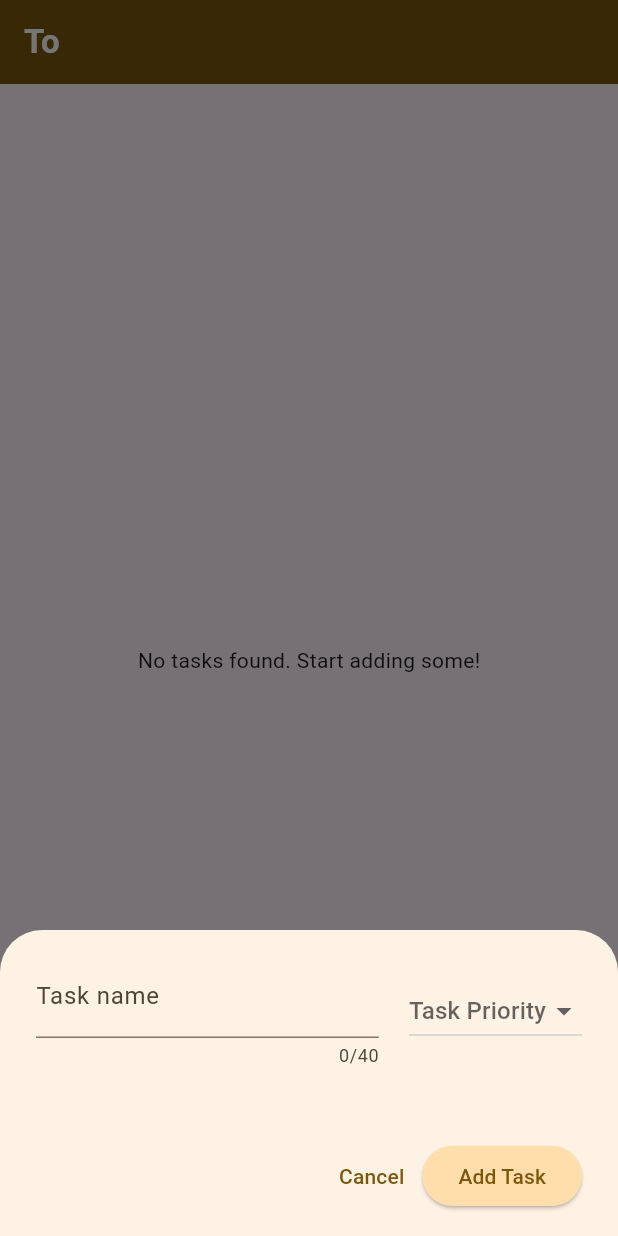
After one commit to TromboneJake/flutter-udemy, a Flutter app: the Keys screen opened directly, after a tap on "Add Task", on a phone screen of 412 x 824 dp. The commit adds this screen. Run offline on Flutter 3.47's test engine with Material 3 defaults, Android fonts, the phone set to English and light mode, and no system bars; our stand-ins replace google_fonts, hive; accounts and stored records are empty; Roboto replaces fonts that are missing (Afacad).

Commit message:
added Todo app

```diff
--- a/expense_tracker_app/lib/widgets/new_expense.dart
+++ b/expense_tracker_app/lib/widgets/new_expense.dart
@@ -173,6 +173,9 @@ class _NewExpenseState extends State<NewExpense> {
                               _selectedDate == null
                                   ? 'No date selected'
                                   : formatter.format(_selectedDate!),
+                              style: TextStyle(
+                                color: Theme.of(ctx).primaryColorLight,
+                              ),
                             ),
                             IconButton(
                               onPressed: _presentDatePicker,
@@ -208,6 +211,9 @@ class _NewExpenseState extends State<NewExpense> {
                               _selectedDate == null
                                   ? 'No date selected'
                                   : formatter.format(_selectedDate!),
+                              style: TextStyle(
+                                color: Theme.of(ctx).primaryColorLight,
+                              ),
                             ),
                             IconButton(
                               onPressed: _presentDatePicker,
--- /dev/null
+++ b/todo_app/lib/keys/keys.dart
@@ -0,0 +1,202 @@
+import 'package:flutter/material.dart';
+import 'package:todo_app/keys/checkable_todo_item.dart';
+import 'package:todo_app/keys/new_item.dart';
+import 'package:hive/hive.dart';
+import 'package:todo_app/todo.dart';
+import 'package:todo_app/priority.dart';
+
+final taskBox = Hive.box<Todo>('tasks');
+final userBox = Hive.box('userInfo');
+final checkedTasksBox = Hive.box('checkedTasksBox');
+
+class Keys extends StatefulWidget {
+  const Keys({super.key});
+
+  @override
+  State<Keys> createState() {
+    return _KeysState();
+  }
+}
+
+class _KeysState extends State<Keys> {
+  var _order = 'desc';
+
+  final List<Todo> _todos = taskBox.values.cast<Todo>().toList();
+
+  @override
+  void initState() {
+    super.initState();
+    if (userBox.get('isFirstRun') == true) {
+      final defaultTodo = Todo(
+        'This is a sample todo - swipe to delete!',
+        Priority.normal,
+      );
+      _addItem(defaultTodo);
+      userBox.put('isFirstRun', false);
+    }
+  }
+
+  List<Todo> get _orderedTodos {
+    final sortedTodos = List.of(_todos);
+    sortedTodos.sort((a, b) {
+      final priorityComparison = b.priority.index.compareTo(a.priority.index);
+      return _order == 'asc' ? priorityComparison : -priorityComparison;
+    });
+    return sortedTodos;
+  }
+
+  void _changeOrder() {
+    setState(() {
+      _order = _order == 'asc' ? 'desc' : 'asc';
+    });
+  }
+
+  void _openAddItemOverlay() {
+    showModalBottomSheet(
+      useSafeArea: true,
+      isScrollControlled: true,
+      context: context,
+      builder: (modalContext) => NewItem(onAddItem: _addItem),
+    );
+  }
+
+  void _addItem(Todo item) {
+    setState(() {
+      _todos.add(item);
+    });
+    taskBox.add(item);
+  }
+
+  void _removeItem(Todo item) {
+    final itemIndex = _todos.indexOf(item);
+    final bool isDone = checkedTasksBox.get(item.text) ?? false;
+    setState(() {
+      _todos.remove(item);
+    });
+    taskBox.deleteAt(itemIndex);
+    checkedTasksBox.delete(item.text);
+    ScaffoldMessenger.of(context).clearSnackBars();
+    ScaffoldMessenger.of(context).showSnackBar(
+      SnackBar(
+        duration: const Duration(seconds: 4),
+        content: const Text('Task deleted'),
+        action: SnackBarAction(
+          label: 'Undo',
+          onPressed: () {
+            setState(() {
+              _todos.insert(itemIndex, item);
+            });
+            taskBox.add(item);
+            checkedTasksBox.put(item.text, isDone);
+          },
+        ),
+      ),
+    );
+  }
+
+  @override
+  Widget build(BuildContext context) {
+    Widget mainContent = Center(
+      child: Text('No tasks found. Start adding some!'),
+    );
+
+    if (_todos.isNotEmpty) {
+      mainContent = Column(
+        children: [
+          Align(
+            alignment: Alignment.centerRight,
+            child: TextButton.icon(
+              onPressed: _changeOrder,
+              icon: Icon(
+                _order == 'asc' ? Icons.arrow_upward : Icons.arrow_downward,
+              ),
+              label: Text(
+                '${_order == 'asc' ? 'Low' : 'High'} to ${_order == 'asc' ? 'High' : 'Low'}',
+              ),
+            ),
+          ),
+          Expanded(
+            child: ListView(
+              children: [
+                for (final todo in _orderedTodos)
+                  Dismissible(
+                    // DELETE SWIPE RIGHT
+                    background: Container(
+                      color: Theme.of(context)
+                          .colorScheme
+                          .errorContainer
+                          .withValues(alpha: 0.75),
+                      alignment: Alignment.centerLeft,
+                      padding: EdgeInsets.only(left: 20),
+                      child: Icon(
+                        Icons.delete,
+                        color: Theme.of(context)
+                            .colorScheme
+                            .onErrorContainer
+                            .withValues(alpha: 0.5),
+                        size: 36,
+                      ),
+                    ),
+                    // DELETE SWIPE LEFT
+                    secondaryBackground: Container(
+                      color: Theme.of(context)
+                          .colorScheme
+                          .errorContainer
+                          .withValues(alpha: 0.75),
+                      alignment: Alignment.centerRight,
+                      padding: EdgeInsets.only(right: 20),
+                      child: Icon(
+                        Icons.delete,
+                        color: Theme.of(context)
+                            .colorScheme
+                            .onErrorContainer
+                            .withValues(alpha: 0.5),
+                        size: 36,
+                      ),
+                    ),
+                    key: Key(todo.text),
+                    onDismissed: (direction) {
+                      _removeItem(todo);
+                    },
+                    child: CheckableTodoItem(
+                      key: ValueKey(todo.text),
+                      todo.text,
+                      todo.priority,
+                    ),
+                  ),
+              ],
+            ),
+          ),
+        ],
+      );
+    }
+
+    return Scaffold(
+      appBar: AppBar(
+        title: Row(
+          children: [
+            const Text(
+              'To',
+              style: TextStyle(fontWeight: FontWeight.bold),
+            ),
+            Text(
+              'Do',
+              style: TextStyle(
+                fontWeight: FontWeight.bold,
+                color: Theme.of(context).colorScheme.primary,
+              ),
+            ),
+          ],
+        ),
+      ),
+      body: mainContent,
+      floatingActionButton: FloatingActionButton.extended(
+        onPressed: _openAddItemOverlay,
+        label: Text('Add Task'),
+        icon: const Icon(Icons.add),
+        tooltip: 'Click to add a task...',
+        splashColor: Theme.of(context).colorScheme.primary,
+      ),
+    );
+  }
+}
--- /dev/null
+++ b/todo_app/lib/keys/new_item.dart
@@ -0,0 +1,143 @@
+import 'package:flutter/material.dart';
+import 'package:todo_app/todo.dart';
+import 'package:todo_app/priority.dart';
+import 'package:hive/hive.dart';
+
+final taskBox = Hive.box<Todo>('tasks');
+
+class NewItem extends StatefulWidget {
+  const NewItem({super.key, required this.onAddItem});
+
+  final void Function(Todo item) onAddItem;
+
+  @override
+  State<StatefulWidget> createState() {
+    return _NewItemState();
+  }
+}
+
+class _NewItemState extends State<NewItem> {
+  final _itemNameController = TextEditingController();
+  Priority? _selectedPriority; // Default priority
+
+  void _submitItem() {
+    var isDuplicate = false;
+
+    for (var todo in taskBox.values) {
+      if (todo.text == _itemNameController.text.trim()) {
+        isDuplicate = true;
+      }
+    }
+
+    if (_itemNameController.text.trim().isEmpty ||
+        _selectedPriority == null ||
+        isDuplicate) {
+      showDialog(
+        context: context,
+        builder: (ctx) => AlertDialog.adaptive(
+          title: Text(
+            'Invalid Input',
+          ),
+          content: Text(
+            _itemNameController.text.trim().isEmpty || isDuplicate
+                ? 'Task name cannot be empty or duplicate.'
+                : 'Must select a task priority.',
+          ),
+          actions: [
+            TextButton(
+              onPressed: () {
+                Navigator.pop(ctx);
+              },
+              child: const Text('Okay'),
+            ),
+          ],
+        ),
+      );
+      return;
+    }
+    widget.onAddItem(
+      Todo(
+        _itemNameController.text,
+        _selectedPriority!,
+      ),
+    );
+    Navigator.pop(context);
+  }
+
+  @override
+  void dispose() {
+    _itemNameController.dispose();
+    super.dispose();
+  }
+
+  @override
+  Widget build(BuildContext context) {
+    final keyboardSpace = MediaQuery.of(context).viewInsets.bottom;
+    return SingleChildScrollView(
+      child: Padding(
+        padding: EdgeInsets.fromLTRB(24, 16, 24, keyboardSpace + 16),
+        child: Column(
+          children: [
+            Row(
+              crossAxisAlignment: CrossAxisAlignment.center,
+              children: [
+                Expanded(
+                  child: TextField(
+                    textCapitalization: TextCapitalization.sentences,
+                    controller: _itemNameController,
+                    maxLength: 40,
+                    decoration: InputDecoration(
+                      label: Text('Task name'),
+                    ),
+                  ),
+                ),
+                SizedBox(
+                  width: 20,
+                ),
+                // const SizedBox(width: 20),
+                DropdownButton(
+                    hint: Text('Task Priority'),
+                    value: _selectedPriority,
+                    items: Priority.values
+                        .map(
+                          (priority) => DropdownMenuItem(
+                            value: priority,
+                            child: Text(
+                              priority.name.toUpperCase(),
+                            ),
+                          ),
+                        )
+                        .toList(),
+                    onChanged: (value) {
+                      if (value == null) {
+                        return;
+                      }
+                      setState(() {
+                        _selectedPriority = value;
+                      });
+                    }),
+              ],
+            ),
+            SizedBox(height: 48),
+            // const SizedBox(height: 20),
+            Row(
+              mainAxisAlignment: MainAxisAlignment.end,
+              children: [
+                TextButton(
+                  onPressed: () {
+                    Navigator.pop(context);
+                  },
+                  child: const Text('Cancel'),
+                ),
+                ElevatedButton(
+                  onPressed: _submitItem,
+                  child: const Text('Add Task'),
+                ),
+              ],
+            ),
+          ],
+        ),
+      ),
+    );
+  }
+}
--- /dev/null
+++ b/todo_app/lib/priority.dart
@@ -0,0 +1,15 @@
+import 'package:hive/hive.dart';
+
+part 'priority.g.dart'; // Required for Hive's generated adapter
+
+@HiveType(typeId: 1) // Unique typeId (must be different from Todo)
+enum Priority {
+  @HiveField(0)
+  urgent,
+
+  @HiveField(1)
+  normal,
+
+  @HiveField(2)
+  low,
+}
--- /dev/null
+++ b/todo_app/lib/todo.dart
@@ -0,0 +1,15 @@
+import 'package:hive/hive.dart';
+import 'package:todo_app/priority.dart';
+
+part 'todo.g.dart'; // Hive Code Generation
+
+@HiveType(typeId: 0) // Unique typeId for the adapter
+class Todo extends HiveObject {
+  @HiveField(0)
+  final String text;
+
+  @HiveField(1)
+  final Priority priority;
+
+  Todo(this.text, this.priority);
+}
```
Also changed, not shown: todo_app/analysis_options.yaml (added, +28 -0 lines), todo_app/lib/keys/checkable_todo_item.dart (added, +86 -0 lines), todo_app/lib/main.dart (added, +68 -0 lines), todo_app/pubspec.yaml (added, +95 -0 lines), todo_app/lib/priority.g.dart (added), todo_app/lib/todo.g.dart (added), todo_app/pubspec.lock (added), 125 other files.
